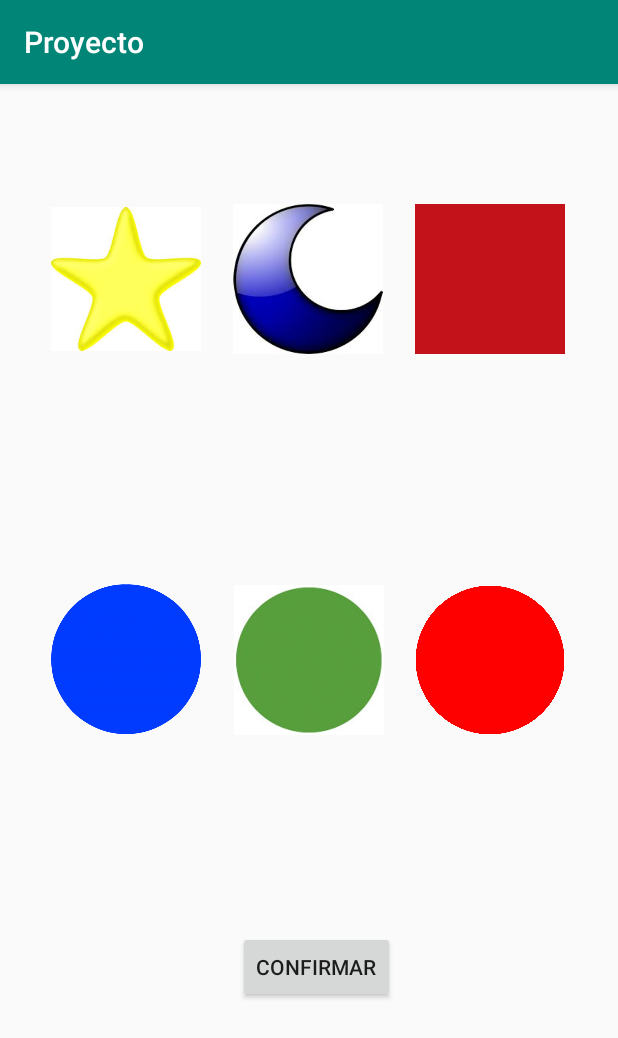
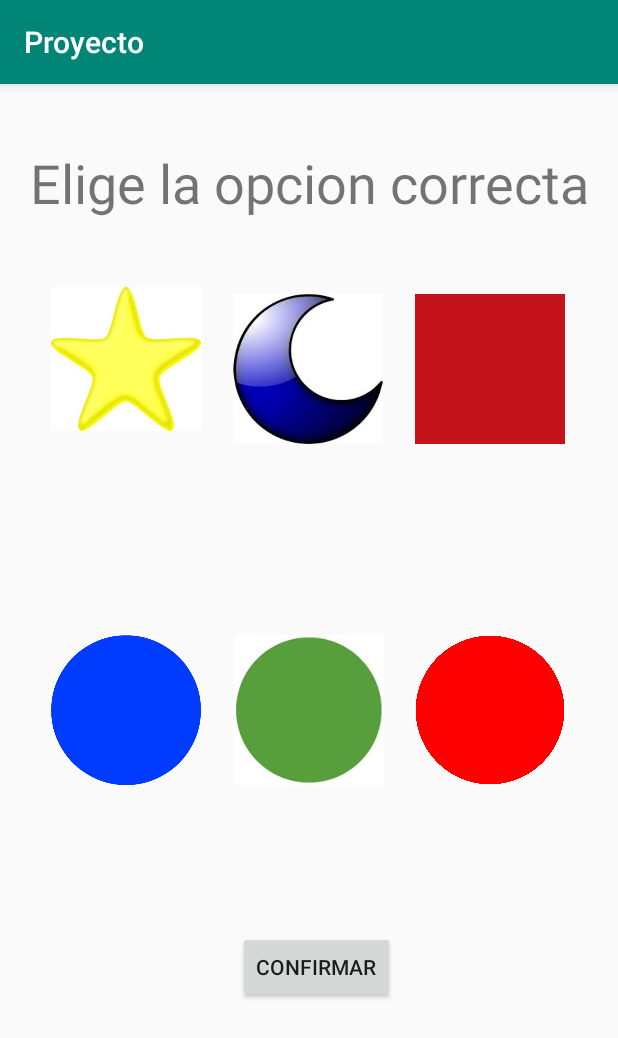
Before and after one commit to igonzaleziglesias/ProyectoAndroid, an Android app: the Reto4 screen opened directly, with no data from a screen before it, on a phone screen of 412 x 824 dp. Shown: the top 1038 px of the screen. Run offline under Robolectric (Android 15) with nearby library versions, the phone set to English and light mode, and no system bars.

Commit message:
TERMINADO 3.O

```diff
--- a/app/src/main/res/layout/activity_reto4.xml
+++ b/app/src/main/res/layout/activity_reto4.xml
@@ -16,7 +16,7 @@
         app:layout_constraintHorizontal_bias="0.498"
         app:layout_constraintStart_toStartOf="parent"
         app:layout_constraintTop_toTopOf="parent"
-        app:layout_constraintVertical_bias="0.12"
+        app:layout_constraintVertical_bias="0.20999998"
         app:srcCompat="@drawable/luna" />
 
     <ImageView
@@ -29,7 +29,7 @@
         app:layout_constraintHorizontal_bias="0.887"
         app:layout_constraintStart_toStartOf="parent"
         app:layout_constraintTop_toTopOf="parent"
-        app:layout_constraintVertical_bias="0.12"
+        app:layout_constraintVertical_bias="0.20999998"
         app:srcCompat="@drawable/cuadrado" />
 
     <ImageView
@@ -42,7 +42,7 @@
         app:layout_constraintHorizontal_bias="0.109"
         app:layout_constraintStart_toStartOf="parent"
         app:layout_constraintTop_toTopOf="parent"
-        app:layout_constraintVertical_bias="0.499"
+        app:layout_constraintVertical_bias="0.55"
         app:srcCompat="@drawable/circulo1" />
 
     <ImageView
@@ -55,7 +55,7 @@
         app:layout_constraintHorizontal_bias="0.109"
         app:layout_constraintStart_toStartOf="parent"
         app:layout_constraintTop_toTopOf="parent"
-        app:layout_constraintVertical_bias="0.12"
+        app:layout_constraintVertical_bias="0.19999999"
         app:srcCompat="@drawable/esdfsa" />
 
     <ImageView
@@ -67,6 +67,7 @@
         app:layout_constraintEnd_toEndOf="parent"
         app:layout_constraintStart_toStartOf="parent"
         app:layout_constraintTop_toTopOf="parent"
+        app:layout_constraintVertical_bias="0.55"
         app:srcCompat="@drawable/circulo4" />
 
     <ImageView
@@ -79,6 +80,7 @@
         app:layout_constraintHorizontal_bias="0.887"
         app:layout_constraintStart_toStartOf="parent"
         app:layout_constraintTop_toTopOf="parent"
+        app:layout_constraintVertical_bias="0.55"
         app:srcCompat="@drawable/ciruclo3" />
 
     <Button
@@ -93,4 +95,17 @@
         app:layout_constraintTop_toTopOf="parent"
         app:layout_constraintVertical_bias="0.784" />
 
+    <TextView
+        android:id="@+id/question"
+        android:layout_width="wrap_content"
+        android:layout_height="wrap_content"
+        android:text="@string/elige_la_opcion_correcta"
+        android:textSize="36sp"
+        app:layout_constraintBottom_toBottomOf="parent"
+        app:layout_constraintEnd_toEndOf="parent"
+        app:layout_constraintHorizontal_bias="0.5"
+        app:layout_constraintStart_toStartOf="parent"
+        app:layout_constraintTop_toTopOf="parent"
+        app:layout_constraintVertical_bias="0.057" />
+
 </androidx.constraintlayout.widget.ConstraintLayout>
--- a/app/src/main/res/values/strings.xml
+++ b/app/src/main/res/values/strings.xml
@@ -23,4 +23,5 @@
     <string name="terminar">Terminar</string>
     <string name="resultado">RESULTADO</string>
     <string name="volver_a_intentar">Volver a intentar</string>
+    <string name="elige_la_opcion_correcta">Elige la opcion correcta</string>
 </resources>
```
